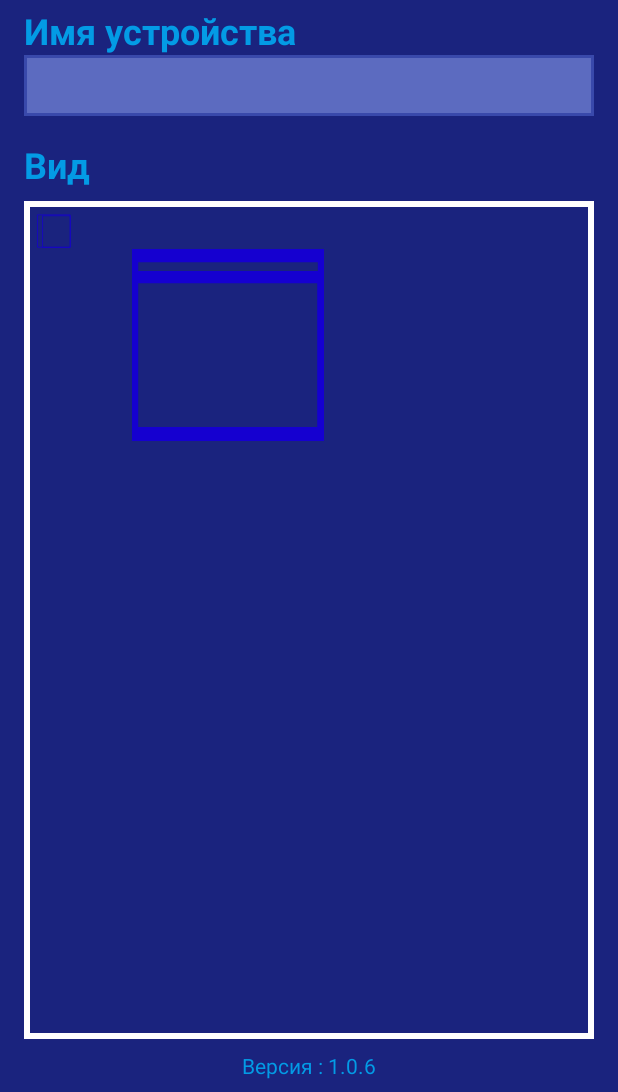
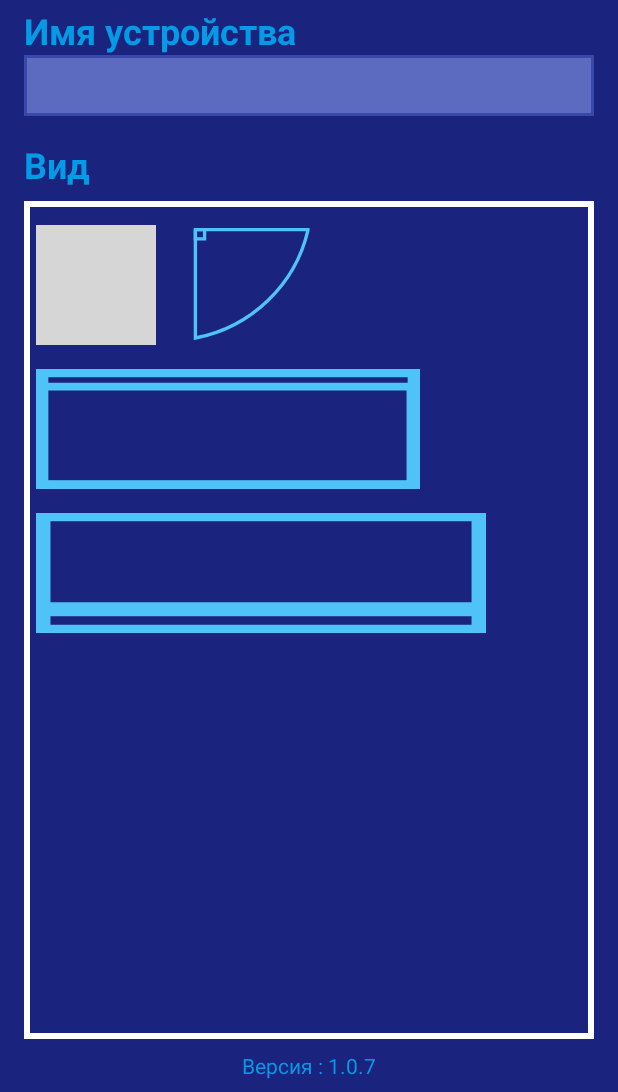
Before and after one commit to CavInc/FrozerRemoteControl, an Android app: the fragment SaveFragment placed in its activity, on a phone screen of 412 x 824 dp, the part 144-1236 px from its top. Run offline under Robolectric (Android 15) with nearby library versions, the phone set to English and light mode, and no system bars; libraries missing offline, so code that uses them is left out: com.journeyapps.barcodescanner; 5 statements that could not run were skipped; grey boxes are pictures that could not be loaded.

```diff
--- a/app/build.gradle
+++ b/app/build.gradle
@@ -7,8 +7,8 @@ android {
         applicationId "tk.cavinc.frozerremotecontrol"
         minSdkVersion 14
         targetSdkVersion 27
-        versionCode 8
-        versionName "1.0.6"
+        versionCode 9
+        versionName "1.0.7"
         testInstrumentationRunner "android.support.test.runner.AndroidJUnitRunner"
         project.ext.set("archivesBaseName", "FrozenRemoteControl-" + defaultConfig.versionName);
         resConfigs "en", "ru"
--- a/app/src/main/AndroidManifest.xml
+++ b/app/src/main/AndroidManifest.xml
@@ -18,7 +18,8 @@
         android:supportsRtl="true"
         android:theme="@style/AppTheme"
         android:name=".utils.App">
-        <activity android:name=".ui.activity.MainActivity">
+        <activity android:name=".ui.activity.MainActivity"
+            android:screenOrientation="portrait">
             <intent-filter>
                 <action android:name="android.intent.action.MAIN" />
 
--- a/app/src/main/java/tk/cavinc/frozerremotecontrol/ui/fragments/SaveFragment.java
+++ b/app/src/main/java/tk/cavinc/frozerremotecontrol/ui/fragments/SaveFragment.java
@@ -4,11 +4,15 @@ import android.os.Bundle;
 import android.support.annotation.NonNull;
 import android.support.annotation.Nullable;
 import android.support.v4.app.Fragment;
+import android.support.v4.content.ContextCompat;
+import android.support.v4.graphics.drawable.DrawableCompat;
 import android.util.Log;
 import android.view.LayoutInflater;
 import android.view.View;
 import android.view.ViewGroup;
+import android.widget.AdapterView;
 import android.widget.EditText;
+import android.widget.ImageView;
 
 import java.util.ArrayList;
 
@@ -20,13 +24,20 @@ import tk.cavinc.frozerremotecontrol.data.models.DeviceModel;
  * Created by cav on 17.07.19.
  */
 
-public class SaveFragment extends Fragment {
+public class SaveFragment extends Fragment implements View.OnClickListener {
     private static final String TAG = "SF";
     private DataManager mDataManager;
 
     private EditText mDeviceName;
 
     private int mode = 0;
+
+    private ImageView mFr1;
+    private ImageView mFr2;
+    private ImageView mFr3;
+    private ImageView mFr4;
+    private int iconId;
+
 
     @Override
     public void onCreate(@Nullable Bundle savedInstanceState) {
@@ -42,6 +53,16 @@ public class SaveFragment extends Fragment {
 
         mDeviceName.setText(mDataManager.getCurrentDevice().getDeviceName());
 
+        mFr1 = rootView.findViewById(R.id.frozen_f1);
+        mFr2 = rootView.findViewById(R.id.frozen_f2);
+        mFr3 = rootView.findViewById(R.id.frozen_f3);
+        mFr4 = rootView.findViewById(R.id.frozen_f4);
+
+        mFr1.setOnClickListener(this);
+        mFr2.setOnClickListener(this);
+        mFr3.setOnClickListener(this);
+        mFr4.setOnClickListener(this);
+
         return rootView;
     }
 
@@ -56,11 +77,46 @@ public class SaveFragment extends Fragment {
             model.setId(lastID+1);
             model.setDeviceName(mDeviceName.getText().toString());
             model.setControl(mDataManager.getDeviceControl());
+            model.setGraphId(iconId);
             mDataManager.addNewDeviceModel(model);
         } else {
             model.setDeviceName(mDeviceName.getText().toString());
             model.setControl(mDataManager.getDeviceControl());
+            model.setGraphId(iconId);
             mDataManager.updateDeviceModels(model.getId(),model);
         }
     }
+
+    @Override
+    public void onClick(View view) {
+        iconId = -1;
+        mFr1.setColorFilter(getResources().getColor(R.color.app_lgith_blue_ligth));
+        mFr2.setColorFilter(getResources().getColor(R.color.app_lgith_blue_ligth));
+        mFr3.setColorFilter(getResources().getColor(R.color.app_lgith_blue_ligth));
+        mFr4.setColorFilter(getResources().getColor(R.color.app_lgith_blue_ligth));
+
+        switch (view.getId()){
+            case R.id.frozen_f1:
+                //DrawableCompat.setTint(mFr1.getDrawable(), ContextCompat.getColor(getActivity(),R.color.app_indigo_ligth));
+                mFr1.setColorFilter(getResources().getColor(R.color.app_indigo_ligth));
+                iconId = 1;
+                break;
+            case R.id.frozen_f2:
+                //DrawableCompat.setTint(mFr2.getDrawable(), ContextCompat.getColor(getActivity(),R.color.app_indigo_ligth));
+                mFr2.setColorFilter(getResources().getColor(R.color.app_indigo_ligth));
+                iconId = 2;
+                break;
+            case R.id.frozen_f3:
+                //DrawableCompat.setTint(mFr3.getDrawable(), ContextCompat.getColor(getActivity(),R.color.app_indigo_ligth));
+                mFr3.setColorFilter(getResources().getColor(R.color.app_indigo_ligth));
+                iconId = 3;
+                break;
+            case R.id.frozen_f4:
+                //DrawableCompat.setTint(mFr4.getDrawable(), ContextCompat.getColor(getActivity(),R.color.app_indigo_ligth));
+                mFr4.setColorFilter(getResources().getColor(R.color.app_indigo_ligth));
+                iconId = 4;
+                break;
+        }
+
+    }
 }
--- a/app/src/main/res/drawable/ic_fr2.xml
+++ b/app/src/main/res/drawable/ic_fr2.xml
@@ -2,10 +2,10 @@
     android:viewportWidth="1063.4688" android:width="24dp" xmlns:android="http://schemas.android.com/apk/res/android">
     <path android:fillColor="#00000000"
         android:pathData="M17.1,17.1h1029.3v464h-1029.3z"
-        android:strokeAlpha="1" android:strokeColor="#1500d0"
+        android:strokeAlpha="1" android:strokeColor="#4FC3F7"
         android:strokeLineCap="round" android:strokeLineJoin="miter" android:strokeWidth="34.20666885"/>
     <path android:fillColor="#00000000"
         android:pathData="M16.6,72.9h1025.6v404.7h-1025.6z"
-        android:strokeAlpha="1" android:strokeColor="#1500d0"
+        android:strokeAlpha="1" android:strokeColor="#4FC3F7"
         android:strokeLineCap="round" android:strokeLineJoin="miter" android:strokeWidth="31.89174271"/>
 </vector>
--- a/app/src/main/res/drawable/ic_fr3.xml
+++ b/app/src/main/res/drawable/ic_fr3.xml
@@ -2,10 +2,10 @@
     android:viewportWidth="1063.4688" android:width="24dp" xmlns:android="http://schemas.android.com/apk/res/android">
     <path android:fillColor="#00000000"
         android:pathData="M17.1,17.1h1029.3v464h-1029.3z"
-        android:strokeAlpha="1" android:strokeColor="#1500d0"
+        android:strokeAlpha="1" android:strokeColor="#4FC3F7"
         android:strokeLineCap="round" android:strokeLineJoin="miter" android:strokeWidth="34.20666885"/>
-    <path android:fillAlpha="1" android:fillColor="#1500d0"
+    <path android:fillAlpha="1" android:fillColor="#4FC3F7"
         android:pathData="M8.2,375.7h1046.4v47.8h-1046.4z"
-        android:strokeAlpha="1" android:strokeColor="#1500d0"
+        android:strokeAlpha="1" android:strokeColor="#4FC3F7"
         android:strokeLineCap="round" android:strokeLineJoin="miter" android:strokeWidth="11.06652640999999981"/>
 </vector>
--- a/app/src/main/res/drawable/ic_fr1.xml
+++ b/app/src/main/res/drawable/ic_fr4.xml
@@ -1,11 +1,11 @@
 <vector android:height="24dp" android:viewportHeight="500.0"
     android:viewportWidth="500.0" android:width="24dp" xmlns:android="http://schemas.android.com/apk/res/android">
     <path android:fillColor="#00000000"
-        android:pathData="M26.2,25.4l448.6,0l0,450.1l-448.6,0z"
-        android:strokeAlpha="1" android:strokeColor="#1500d0"
-        android:strokeLineCap="round" android:strokeLineJoin="miter" android:strokeWidth="10"/>
+        android:pathData="m14.2,19.2 l0,451.6C245.5,426.7 429.4,249.9 482.8,23.1l0,-3.9 -468.7,0z"
+        android:strokeAlpha="1" android:strokeColor="#4FC3F7"
+        android:strokeLineCap="round" android:strokeLineJoin="miter" android:strokeWidth="14"/>
     <path android:fillColor="#00000000"
-        android:pathData="M96.3,38l379.6,0l0,438.6l-379.6,0z"
-        android:strokeAlpha="1" android:strokeColor="#1500d0"
-        android:strokeLineCap="round" android:strokeLineJoin="miter" android:strokeWidth="10"/>
+        android:pathData="M14.1,19.2h38.4v38.4h-38.4z"
+        android:strokeAlpha="1" android:strokeColor="#4FC3F7"
+        android:strokeLineCap="round" android:strokeLineJoin="miter" android:strokeWidth="14"/>
 </vector>
--- a/app/src/main/res/layout/save_fragment.xml
+++ b/app/src/main/res/layout/save_fragment.xml
@@ -41,14 +41,48 @@
             android:orientation="vertical"
             android:layout_width="match_parent"
             android:layout_height="match_parent">
+            <LinearLayout
+                android:orientation="horizontal"
+                android:layout_width="match_parent"
+                android:layout_height="wrap_content">
+                <ImageView
+                    android:id="@+id/frozen_f1"
+                    android:src="@drawable/ic_fr1"
+                    android:tint="@color/app_lgith_blue_ligth"
+                    android:layout_marginBottom="8dp"
+                    android:layout_marginTop="8dp"
+                    android:layout_width="80dp"
+                    android:layout_height="80dp" />
+                <ImageView
+                    android:id="@+id/frozen_f4"
+                    android:tint="@color/app_lgith_blue_ligth"
+                    android:src="@drawable/ic_fr4"
+                    android:layout_marginBottom="8dp"
+                    android:layout_marginLeft="24dp"
+                    android:layout_marginTop="8dp"
+                    android:layout_width="80dp"
+                    android:layout_height="80dp" />
+            </LinearLayout>
+
             <ImageView
-                android:src="@drawable/ic_fr1"
-                android:layout_width="wrap_content"
-                android:layout_height="wrap_content" />
+                android:id="@+id/frozen_f2"
+                android:src="@drawable/ic_fr2"
+                android:tint="@color/app_lgith_blue_ligth"
+                android:layout_marginBottom="8dp"
+                android:layout_marginTop="8dp"
+                android:scaleType="fitXY"
+                android:layout_width="256dp"
+                android:layout_height="80dp" />
             <ImageView
-                android:src="@drawable/ic_fr2"
-                android:layout_width="256dp"
-                android:layout_height="128dp" />
+                android:id="@+id/frozen_f3"
+                android:tint="@color/app_lgith_blue_ligth"
+                android:src="@drawable/ic_fr3"
+                android:layout_marginBottom="8dp"
+                android:layout_marginTop="8dp"
+                android:scaleType="fitXY"
+                android:layout_width="300dp"
+                android:layout_height="80dp" />
+
         </LinearLayout>
     </FrameLayout>
 
```
Also changed, not shown: app/src/main/java/tk/cavinc/frozerremotecontrol/data/managers/DataManager.java (+7 -2 lines), app/src/main/java/tk/cavinc/frozerremotecontrol/data/models/DeviceModel.java (+24 -0 lines).
